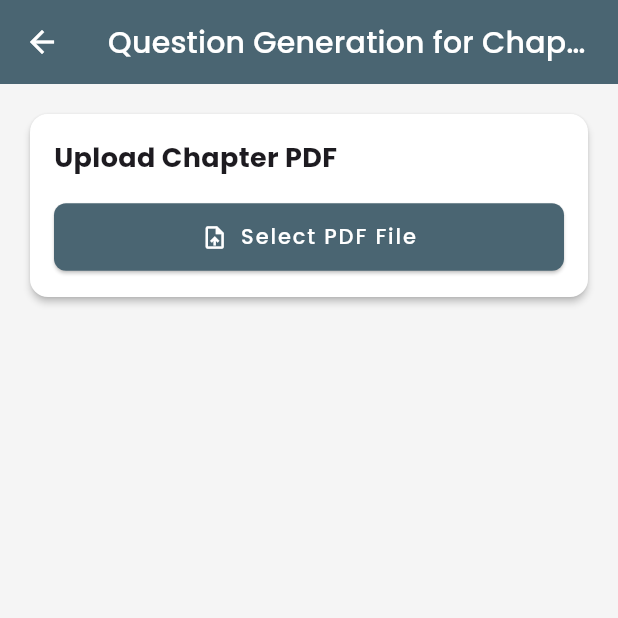
After one commit to janedoe1423/app, a Flutter app: the AdminDashboardScreen screen opened by its route, scrolled down 166 dp, after a tap on "Question Generation", on a phone screen of 412 x 824 dp, the top half of it. The commit adds this screen. Run offline on Flutter 3.47's test engine with Material 3 defaults, Android fonts, the light colour scheme and no system bars; our stand-ins replace connectivity_plus, file_picker, fl_chart, flutter_secure_storage, google_fonts, shared_preferences; accounts and stored records are empty.

Commit message:
git commit -m "Added assessment screen and updated admin dashboard"

```diff
--- a/lib/app.dart
+++ b/lib/app.dart
@@ -29,6 +29,7 @@ class App extends StatelessWidget {
       ],
       child: MaterialApp(
         title: 'EduGenius',
+        debugShowCheckedModeBanner: false,
         theme: AppTheme.lightTheme,
         localizationsDelegates: const [
           GlobalMaterialLocalizations.delegate,
--- a/lib/features/admin/screens/admin_dashboard_screen.dart
+++ b/lib/features/admin/screens/admin_dashboard_screen.dart
@@ -9,6 +9,7 @@ import 'resource_management_screen.dart';
 import 'user_management_screen.dart';
 import 'system_logs_screen.dart';
 import '../../../core/theme/app_theme.dart';
+import 'assessment_screen.dart';
 
 class AdminDashboardScreen extends StatefulWidget {
   static const routeName = '/admin-dashboard';
@@ -137,6 +138,31 @@ class _AdminDashboardScreenState extends State<AdminDashboardScreen> {
                     },
                   ),
                 ),
+                const SizedBox(height: 24),
+                const Text(
+                  'Assessment Management',
+                  style: TextStyle(
+                    fontSize: 24,
+                    fontWeight: FontWeight.bold,
+                  ),
+                ),
+                const SizedBox(height: 24),
+                Card(
+                  child: ListTile(
+                    leading: const Icon(Icons.assignment, size: 32),
+                    title: const Text('Question Generation'),
+                    subtitle: const Text('Generate questions from chapter PDFs'),
+                    trailing: const Icon(Icons.arrow_forward_ios),
+                    onTap: () {
+                      Navigator.push(
+                        context,
+                        MaterialPageRoute(
+                          builder: (context) => const AssessmentScreen(),
+                        ),
+                      );
+                    },
+                  ),
+                ),
               ],
             ),
           );
--- /dev/null
+++ b/lib/features/admin/screens/assessment_screen.dart
@@ -0,0 +1,404 @@
+import 'package:flutter/material.dart';
+import 'package:file_picker/file_picker.dart';
+import '../../../core/theme/app_theme.dart';
+
+class AssessmentScreen extends StatefulWidget {
+  const AssessmentScreen({Key? key}) : super(key: key);
+
+  @override
+  State<AssessmentScreen> createState() => _AssessmentScreenState();
+}
+
+class _AssessmentScreenState extends State<AssessmentScreen> {
+  String? _pdfPath;
+  bool _isProcessing = false;
+  List<Topic> _topics = [];
+  final _formKey = GlobalKey<FormState>();
+  int _totalQuestions = 0;
+  String _unsupportedStates = '';
+  bool _showAdvancedOptions = false;
+
+  @override
+  Widget build(BuildContext context) {
+    return Scaffold(
+      appBar: AppBar(
+        title: const Text('Question Generation for Chapters'),
+        backgroundColor: AppTheme.primaryColor,
+      ),
+      body: SingleChildScrollView(
+        padding: const EdgeInsets.all(16.0),
+        child: Form(
+          key: _formKey,
+          child: Column(
+            crossAxisAlignment: CrossAxisAlignment.start,
+            children: [
+              // PDF Upload Section
+              Card(
+                child: Padding(
+                  padding: const EdgeInsets.all(16.0),
+                  child: Column(
+                    crossAxisAlignment: CrossAxisAlignment.start,
+                    children: [
+                      const Text(
+                        'Upload Chapter PDF',
+                        style: TextStyle(
+                          fontSize: 18,
+                          fontWeight: FontWeight.bold,
+                        ),
+                      ),
+                      const SizedBox(height: 16),
+                      Row(
+                        children: [
+                          Expanded(
+                            child: ElevatedButton.icon(
+                              onPressed: _pickPDF,
+                              icon: const Icon(Icons.upload_file),
+                              label: Text(_pdfPath != null
+                                ? 'Change PDF'
+                                : 'Select PDF File'),
+                            ),
+                          ),
+                        ],
+                      ),
+                      if (_pdfPath != null) ...[
+                        const SizedBox(height: 8),
+                        Text(
+                          'Selected file: ${_pdfPath!.split('/').last}',
+                          style: const TextStyle(
+                            color: Colors.grey,
+                            fontSize: 14,
+                          ),
+                        ),
+                        if (_isProcessing) ...[
+                          const SizedBox(height: 16),
+                          const Center(
+                            child: CircularProgressIndicator(),
+                          ),
+                        ],
+                      ],
+                    ],
+                  ),
+                ),
+              ),
+              const SizedBox(height: 16),
+
+              // Topics Section (shown after PDF processing)
+              if (_topics.isNotEmpty) ...[
+                Card(
+                  child: Padding(
+                    padding: const EdgeInsets.all(16.0),
+                    child: Column(
+                      crossAxisAlignment: CrossAxisAlignment.start,
+                      children: [
+                        Row(
+                          mainAxisAlignment: MainAxisAlignment.spaceBetween,
+                          children: [
+                            const Text(
+                              'Topics',
+                              style: TextStyle(
+                                fontSize: 18,
+                                fontWeight: FontWeight.bold,
+                              ),
+                            ),
+                            IconButton(
+                              icon: const Icon(Icons.add),
+                              onPressed: _addNewTopic,
+                              tooltip: 'Add New Topic',
+                            ),
+                          ],
+                        ),
+                        const SizedBox(height: 16),
+                        ListView.builder(
+                          shrinkWrap: true,
+                          physics: const NeverScrollableScrollPhysics(),
+                          itemCount: _topics.length,
+                          itemBuilder: (context, index) {
+                            return _buildTopicItem(_topics[index], index);
+                          },
+                        ),
+                      ],
+                    ),
+                  ),
+                ),
+                const SizedBox(height: 16),
+
+                // Advanced Options Section
+                Card(
+                  child: Padding(
+                    padding: const EdgeInsets.all(16.0),
+                    child: Column(
+                      crossAxisAlignment: CrossAxisAlignment.start,
+                      children: [
+                        Row(
+                          mainAxisAlignment: MainAxisAlignment.spaceBetween,
+                          children: [
+                            const Text(
+                              'Advanced Options',
+                              style: TextStyle(
+                                fontSize: 18,
+                                fontWeight: FontWeight.bold,
+                              ),
+                            ),
+                            IconButton(
+                              icon: Icon(
+                                _showAdvancedOptions
+                                  ? Icons.expand_less
+                                  : Icons.expand_more,
+                              ),
+                              onPressed: () {
+                                setState(() {
+                                  _showAdvancedOptions = !_showAdvancedOptions;
+                                });
+                              },
+                            ),
+                          ],
+                        ),
+                        if (_showAdvancedOptions) ...[
+                          const SizedBox(height: 16),
+                          TextFormField(
+                            decoration: const InputDecoration(
+                              labelText: 'Total Questions',
+                              hintText: 'Enter total number of questions',
+                            ),
+                            keyboardType: TextInputType.number,
+                            validator: (value) {
+                              if (value == null || value.isEmpty) {
+                                return 'Please enter total questions';
+                              }
+                              final number = int.tryParse(value);
+                              if (number == null || number <= 0) {
+                                return 'Please enter a valid number';
+                              }
+                              return null;
+                            },
+                            onSaved: (value) {
+                              _totalQuestions = int.parse(value!);
+                            },
+                          ),
+                          const SizedBox(height: 16),
+                          TextFormField(
+                            decoration: const InputDecoration(
+                              labelText: 'Unsupported States (comma-separated)',
+                              hintText: 'e.g., California, New York',
+                            ),
+                            onSaved: (value) {
+                              _unsupportedStates = value ?? '';
+                            },
+                          ),
+                        ],
+                      ],
+                    ),
+                  ),
+                ),
+                const SizedBox(height: 24),
+                SizedBox(
+                  width: double.infinity,
+                  child: ElevatedButton(
+                    onPressed: _generateQuestions,
+                    style: ElevatedButton.styleFrom(
+                      padding: const EdgeInsets.symmetric(vertical: 16),
+                    ),
+                    child: const Text(
+                      'Generate Questions',
+                      style: TextStyle(fontSize: 16),
+                    ),
+                  ),
+                ),
+              ],
+            ],
+          ),
+        ),
+      ),
+    );
+  }
+
+  Widget _buildTopicItem(Topic topic, int index) {
+    return Card(
+      margin: const EdgeInsets.only(bottom: 8.0),
+      child: Padding(
+        padding: const EdgeInsets.all(8.0),
+        child: Column(
+          children: [
+            Row(
+              children: [
+                Checkbox(
+                  value: topic.isSelected,
+                  onChanged: (value) {
+                    setState(() {
+                      topic.isSelected = value ?? false;
+                    });
+                  },
+                ),
+                Expanded(
+                  child: Text(
+                    topic.name,
+                    style: const TextStyle(fontSize: 16),
+                  ),
+                ),
+                IconButton(
+                  icon: const Icon(Icons.delete),
+                  onPressed: () {
+                    setState(() {
+                      _topics.removeAt(index);
+                    });
+                  },
+                ),
+              ],
+            ),
+            if (topic.isSelected) ...[
+              const SizedBox(height: 8),
+              TextFormField(
+                decoration: const InputDecoration(
+                  labelText: 'Question Weightage (%)',
+                  hintText: 'Enter percentage of questions',
+                ),
+                keyboardType: TextInputType.number,
+                initialValue: '50',
+                validator: (value) {
+                  if (value == null || value.isEmpty) {
+                    return 'Please enter weightage';
+                  }
+                  final number = int.tryParse(value);
+                  if (number == null || number < 0 || number > 100) {
+                    return 'Please enter a valid percentage (0-100)';
+                  }
+                  return null;
+                },
+                onSaved: (value) {
+                  topic.weightage = int.parse(value!);
+                },
+              ),
+            ],
+          ],
+        ),
+      ),
+    );
+  }
+
+  Future<void> _pickPDF() async {
+    try {
+      setState(() {
+        _isProcessing = true;
+      });
+
+      FilePickerResult? result = await FilePicker.platform.pickFiles(
+        type: FileType.custom,
+        allowedExtensions: ['pdf'],
+        withData: true,
+        withReadStream: true,
+      );
+
+      if (result != null && result.files.single.path != null) {
+        setState(() {
+          _pdfPath = result.files.single.path;
+        });
+
+        // Show processing indicator
+        ScaffoldMessenger.of(context).showSnackBar(
+          const SnackBar(
+            content: Text('Processing PDF...'),
+            backgroundColor: Colors.blue,
+          ),
+        );
+
+        // TODO: Call backend API to process PDF and get topics
+        // For now, we'll simulate the API call
+        await Future.delayed(const Duration(seconds: 2));
+
+        setState(() {
+          _topics = [
+            Topic(name: 'Topic 1', isSelected: true, weightage: 50),
+            Topic(name: 'Topic 2', isSelected: true, weightage: 50),
+            Topic(name: 'Topic 3', isSelected: true, weightage: 50),
+          ];
+        });
+
+        // Show success message
+        ScaffoldMessenger.of(context).showSnackBar(
+          const SnackBar(
+            content: Text('PDF processed successfully'),
+            backgroundColor: Colors.green,
+          ),
+        );
+      }
+    } catch (e) {
+      // Show error message
+      ScaffoldMessenger.of(context).showSnackBar(
+        SnackBar(
+          content: Text('Error picking PDF file: ${e.toString()}'),
+          backgroundColor: Colors.red,
+        ),
+      );
+    } finally {
+      setState(() {
+        _isProcessing = false;
+      });
+    }
+  }
+
+  void _addNewTopic() {
+    showDialog(
+      context: context,
+      builder: (context) {
+        final controller = TextEditingController();
+        return AlertDialog(
+          title: const Text('Add New Topic'),
+          content: TextField(
+            controller: controller,
+            decoration: const InputDecoration(
+              labelText: 'Topic Name',
+              hintText: 'Enter topic name',
+            ),
+          ),
+          actions: [
+            TextButton(
+              onPressed: () => Navigator.pop(context),
+              child: const Text('Cancel'),
+            ),
+            TextButton(
+              onPressed: () {
+                if (controller.text.isNotEmpty) {
+                  setState(() {
+                    _topics.add(Topic(
+                      name: controller.text,
+                      isSelected: true,
+                      weightage: 50,
+                    ));
+                  });
+                  Navigator.pop(context);
+                }
+              },
+              child: const Text('Add'),
+            ),
+          ],
+        );
+      },
+    );
+  }
+
+  void _generateQuestions() {
+    if (_formKey.currentState!.validate()) {
+      _formKey.currentState!.save();
+
+      // TODO: Implement question generation logic
+      ScaffoldMessenger.of(context).showSnackBar(
+        const SnackBar(
+          content: Text('Generating questions...'),
+          backgroundColor: Colors.green,
+        ),
+      );
+    }
+  }
+}
+
+class Topic {
+  String name;
+  bool isSelected;
+  int weightage;
+
+  Topic({
+    required this.name,
+    required this.isSelected,
+    required this.weightage,
+  });
+}
--- a/pubspec.yaml
+++ b/pubspec.yaml
@@ -23,7 +23,7 @@ dependencies:
   flutter_svg: ^2.0.7
   url_launcher: ^6.1.12
   path_provider: ^2.0.15
-  file_picker: ^5.3.3
+  file_picker: ^6.1.1
   image_picker: ^1.0.1
   flutter_markdown: ^0.6.17
   flutter_local_notifications: ^15.1.0+1
```
